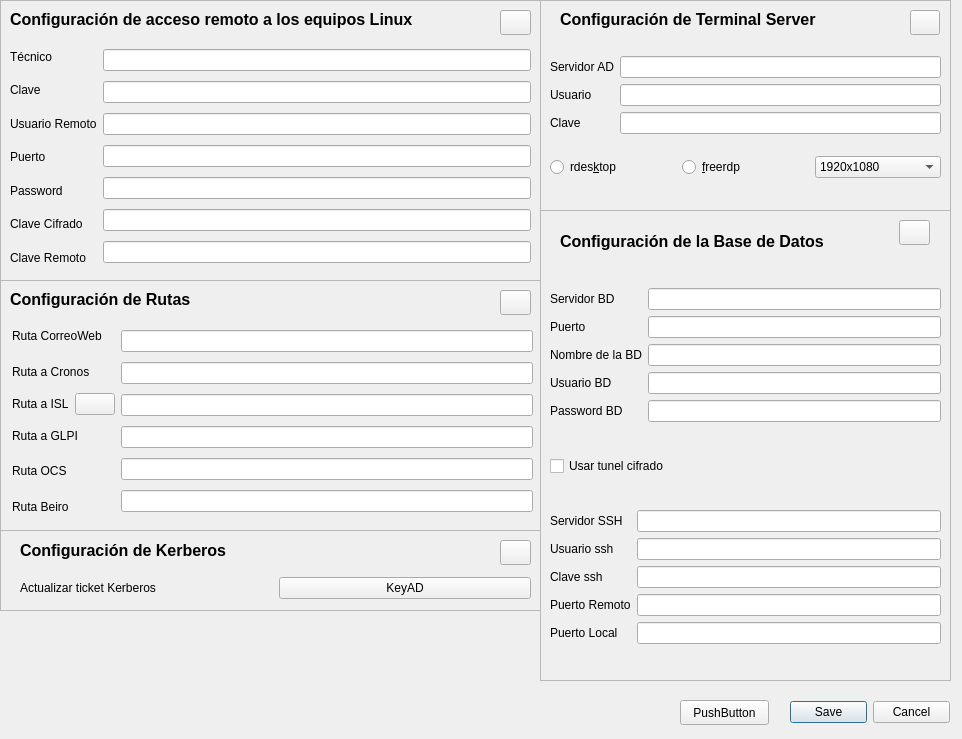
Above: configuracion.ui from kapazao/GrxMenu before the change. Below: the same form after it.
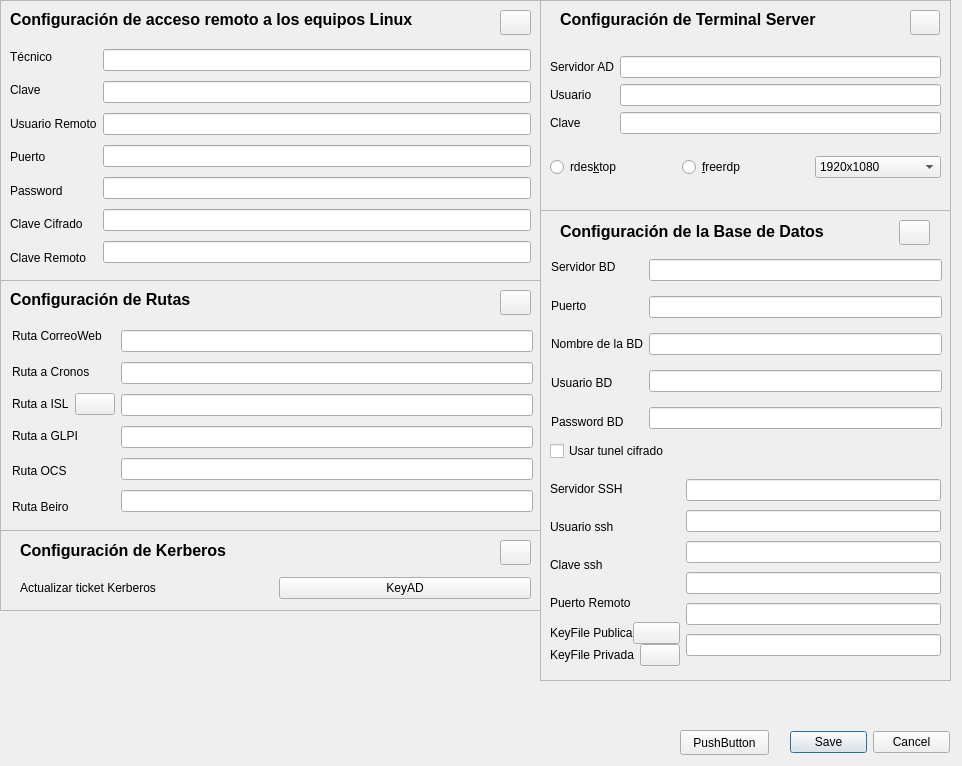
That is the form after the change. Icons and pictures are not drawn.

Diff of the .ui file:
```diff
--- a/configuracion.ui
+++ b/configuracion.ui
@@ -7,7 +7,7 @@
     <x>0</x>
     <y>0</y>
     <width>962</width>
-    <height>739</height>
+    <height>766</height>
    </rect>
   </property>
   <property name="windowTitle">
@@ -55,7 +55,7 @@
     <property name="geometry">
      <rect>
       <x>20</x>
-      <y>20</y>
+      <y>10</y>
       <width>272</width>
       <height>22</height>
      </rect>
@@ -71,17 +71,15 @@
      <string>Configuración de la Base de Datos</string>
     </property>
    </widget>
-   <widget class="QWidget" name="">
+   <widget class="QWidget" name="layoutWidget">
     <property name="geometry">
      <rect>
-      <x>10</x>
-      <y>50</y>
+      <x>11</x>
+      <y>40</y>
       <width>391</width>
-      <height>412</height>
+      <height>188</height>
      </rect>
     </property>
-    <layout class="QVBoxLayout" name="verticalLayout_12">
-     <item>
       <layout class="QHBoxLayout" name="horizontalLayout_4">
        <item>
         <layout class="QVBoxLayout" name="verticalLayout_7">
@@ -164,9 +162,16 @@
         </layout>
        </item>
       </layout>
-     </item>
-     <item>
+   </widget>
       <widget class="QCheckBox" name="checkBox_ssh">
+    <property name="geometry">
+     <rect>
+      <x>10</x>
+      <y>230</y>
+      <width>137</width>
+      <height>22</height>
+     </rect>
+    </property>
        <property name="text">
         <string>Usar tunel cifrado</string>
        </property>
@@ -174,11 +179,21 @@
         <bool>false</bool>
        </property>
       </widget>
-     </item>
-     <item>
-      <layout class="QHBoxLayout" name="horizontalLayout_7">
+   <widget class="QWidget" name="layoutWidget">
+    <property name="geometry">
+     <rect>
+      <x>10</x>
+      <y>260</y>
+      <width>391</width>
+      <height>196</height>
+     </rect>
+    </property>
+    <layout class="QHBoxLayout" name="horizontalLayout_9">
        <item>
         <layout class="QVBoxLayout" name="verticalLayout_8">
+       <property name="spacing">
+        <number>0</number>
+       </property>
          <item>
           <widget class="QLabel" name="label_11">
            <property name="text">
@@ -208,16 +223,59 @@
           </widget>
          </item>
          <item>
+        <layout class="QHBoxLayout" name="horizontalLayout_7">
+         <item>
           <widget class="QLabel" name="label_20">
            <property name="text">
-            <string>Puerto Local</string>
+            <string>KeyFile Publica</string>
            </property>
           </widget>
+         </item>
+         <item>
+          <widget class="QPushButton" name="Btn_lupa_2">
+           <property name="text">
+            <string/>
+           </property>
+           <property name="icon">
+            <iconset>
+             <normaloff>iconos/lupa.png</normaloff>iconos/lupa.png</iconset>
+           </property>
+          </widget>
+         </item>
+        </layout>
+       </item>
+       <item>
+        <layout class="QHBoxLayout" name="horizontalLayout_8">
+         <property name="spacing">
+          <number>6</number>
+         </property>
+         <item>
+          <widget class="QLabel" name="label_32">
+           <property name="text">
+            <string>KeyFile Privada</string>
+           </property>
+          </widget>
+         </item>
+         <item>
+          <widget class="QPushButton" name="Btn_lupa_3">
+           <property name="text">
+            <string/>
+           </property>
+           <property name="icon">
+            <iconset>
+             <normaloff>iconos/lupa.png</normaloff>iconos/lupa.png</iconset>
+           </property>
+          </widget>
+         </item>
+        </layout>
          </item>
         </layout>
        </item>
        <item>
         <layout class="QVBoxLayout" name="verticalLayout_11">
+       <property name="spacing">
+        <number>0</number>
+       </property>
          <item>
           <widget class="QLineEdit" name="servidor_SSH"/>
          </item>
@@ -241,11 +299,12 @@
          <item>
           <widget class="QLineEdit" name="puerto_Local_ssh">
            <property name="inputMask">
-            <string>99999</string>
+          <string/>
            </property>
           </widget>
          </item>
-        </layout>
+       <item>
+        <widget class="QLineEdit" name="keyfile_privada"/>
        </item>
       </layout>
      </item>
@@ -449,7 +508,7 @@
    <property name="geometry">
     <rect>
      <x>790</x>
-     <y>700</y>
+     <y>730</y>
      <width>160</width>
      <height>25</height>
     </rect>
@@ -911,7 +970,7 @@
    <property name="geometry">
     <rect>
      <x>680</x>
-     <y>700</y>
+     <y>730</y>
      <width>89</width>
      <height>25</height>
     </rect>
```
Left out of the diff: 2 changed lines with no effect on the pictures. Lines whose indentation alone changed are shown as unchanged.
